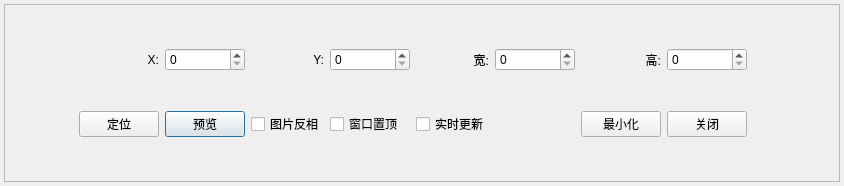
Qt form src/View/ui/DialogLocate.ui (Carrot-shreds/score_capture) before a commit.
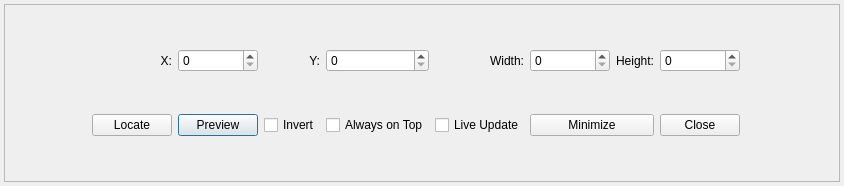
The same form after that commit.

What changed in the file:
```diff
--- a/src/View/ui/DialogLocate.ui
+++ b/src/View/ui/DialogLocate.ui
@@ -84,14 +84,14 @@
          <item row="1" column="3">
           <widget class="QPushButton" name="pushButton_preview">
            <property name="text">
-            <string>预览</string>
+            <string>Preview</string>
            </property>
           </widget>
          </item>
          <item row="1" column="5">
           <widget class="QCheckBox" name="checkBox_dialog_always_on_top">
            <property name="text">
-            <string>窗口置顶</string>
+            <string>Always on Top</string>
            </property>
           </widget>
          </item>
@@ -108,13 +108,6 @@
            </property>
           </spacer>
          </item>
-         <item row="1" column="6">
-          <widget class="QCheckBox" name="checkBox_live_locate">
-           <property name="text">
-            <string>实时更新</string>
-           </property>
-          </widget>
-         </item>
          <item row="1" column="12">
           <spacer name="horizontalSpacer_2">
            <property name="orientation">
@@ -147,38 +140,27 @@
             <bool>false</bool>
            </property>
            <property name="text">
-            <string>高:</string>
+            <string>Height:</string>
            </property>
            <property name="alignment">
             <set>Qt::AlignmentFlag::AlignRight|Qt::AlignmentFlag::AlignTrailing|Qt::AlignmentFlag::AlignVCenter</set>
            </property>
           </widget>
          </item>
-         <item row="1" column="9">
-          <widget class="QPushButton" name="pushButton_close">
-           <property name="text">
-            <string>关闭</string>
-           </property>
-          </widget>
-         </item>
          <item row="1" column="2">
           <widget class="QPushButton" name="pushButton_locate">
-           <property name="text">
-            <string>定位</string>
+           <property name="toolTip">
+            <string>&lt;html&gt;&lt;head/&gt;&lt;body&gt;&lt;p&gt;Update current location to region data.&lt;/p&gt;&lt;/body&gt;&lt;/html&gt;</string>
            </property>
-          </widget>
-         </item>
-         <item row="1" column="8">
-          <widget class="QPushButton" name="pushButton_minimize">
            <property name="text">
-            <string>最小化</string>
+            <string>Locate</string>
            </property>
           </widget>
          </item>
          <item row="1" column="4">
           <widget class="QCheckBox" name="checkBox_reverse_image">
            <property name="text">
-            <string>图片反相</string>
+            <string>Invert</string>
            </property>
           </widget>
          </item>
@@ -207,7 +189,7 @@
             <bool>false</bool>
            </property>
            <property name="text">
-            <string>宽:</string>
+            <string>Width:</string>
            </property>
            <property name="alignment">
             <set>Qt::AlignmentFlag::AlignRight|Qt::AlignmentFlag::AlignTrailing|Qt::AlignmentFlag::AlignVCenter</set>
@@ -297,6 +279,36 @@
            </property>
           </spacer>
          </item>
+         <item row="1" column="6">
+          <widget class="QCheckBox" name="checkBox_live_locate">
+           <property name="toolTip">
+            <string>&lt;html&gt;&lt;head/&gt;&lt;body&gt;&lt;p&gt;Update region when window geometry changed.&lt;/p&gt;&lt;/body&gt;&lt;/html&gt;</string>
+           </property>
+           <property name="text">
+            <string>Live Update</string>
+           </property>
+          </widget>
+         </item>
+         <item row="1" column="9">
+          <widget class="QPushButton" name="pushButton_close">
+           <property name="text">
+            <string>Close</string>
+           </property>
+          </widget>
+         </item>
+         <item row="1" column="7" colspan="2">
+          <widget class="QPushButton" name="pushButton_minimize">
+           <property name="sizePolicy">
+            <sizepolicy hsizetype="Minimum" vsizetype="Fixed">
+             <horstretch>0</horstretch>
+             <verstretch>0</verstretch>
+            </sizepolicy>
+           </property>
+           <property name="text">
+            <string>Minimize</string>
+           </property>
+          </widget>
+         </item>
         </layout>
        </widget>
       </item>
```
Left out of the diff: 8 changed lines with no effect on the pictures.
